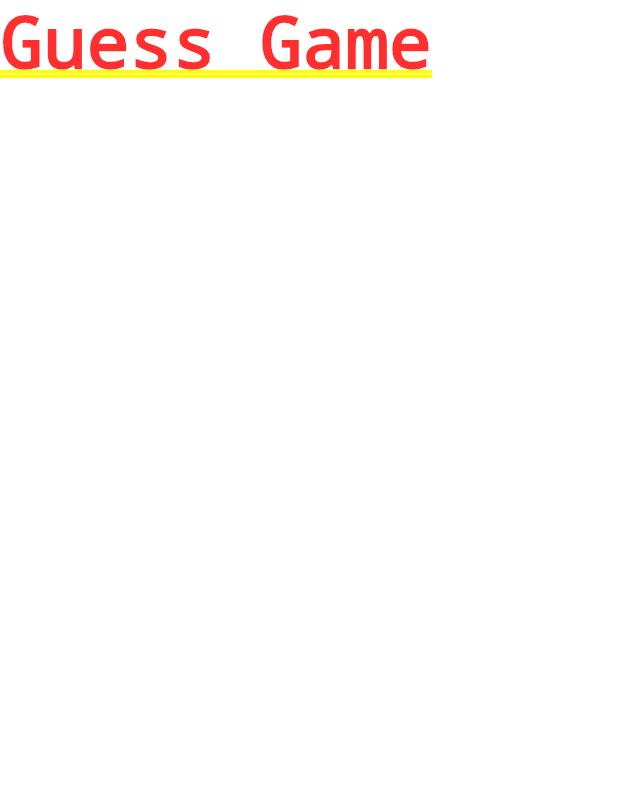
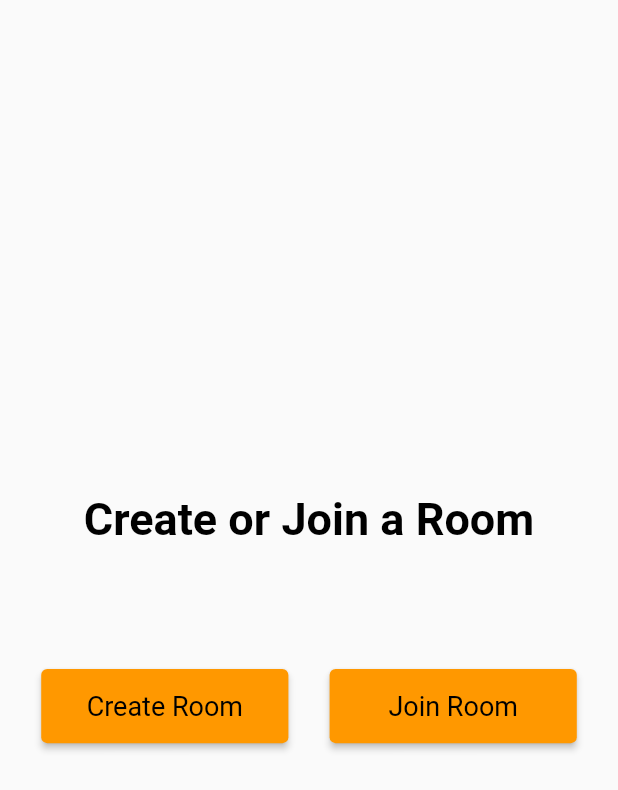
Before and after one commit to AnuraghSarkar/Password-Hub, a Flutter app: the screen it shows after launch, on a phone screen of 412 x 824 dp. Shown: the top 790 px of the screen. Run offline on Flutter 3.47's test engine with Material 2 defaults, Android fonts, the light colour scheme and no system bars.

Commit message:
Created Home Page

```diff
--- a/analysis_options.yaml
+++ b/analysis_options.yaml
@@ -22,8 +22,9 @@ linter:
   # `// ignore_for_file: name_of_lint` syntax on the line or in the file
   # producing the lint.
   rules:
+    prefer_const_constructors: false
     # avoid_print: false  # Uncomment to disable the `avoid_print` rule
-    # prefer_single_quotes: true  # Uncomment to enable the `prefer_single_quotes` rule
+    prefer_single_quotes: true  # Uncomment to enable the `prefer_single_quotes` rule
 
 # Additional information about this file can be found at
 # https://dart.dev/guides/language/analysis-options
--- /dev/null
+++ b/lib/home_screen.dart
@@ -0,0 +1,72 @@
+import 'package:flutter/material.dart';
+
+class HomeScreen extends StatefulWidget {
+  const HomeScreen({Key? key}) : super(key: key);
+
+  @override
+  _HomeScreenState createState() => _HomeScreenState();
+}
+
+class _HomeScreenState extends State<HomeScreen> {
+  @override
+  Widget build(BuildContext context) {
+    return Scaffold(
+      body: Column(
+          mainAxisAlignment: MainAxisAlignment.center,
+          crossAxisAlignment: CrossAxisAlignment.center,
+          children: [
+            Text(
+              'Create or Join a Room',
+              style: TextStyle(
+                  fontSize: 30,
+                  fontWeight: FontWeight.bold,
+                  color: Colors.black),
+            ),
+            SizedBox(
+              height: MediaQuery.of(context).size.height * .1,
+            ),
+            Row(
+              mainAxisAlignment: MainAxisAlignment.spaceEvenly,
+              children: [
+                ElevatedButton(
+                  onPressed: () {},
+                  style: ButtonStyle(
+                      backgroundColor:
+                          MaterialStateProperty.all<Color>(Colors.orange),
+                      textStyle: MaterialStateProperty.all<TextStyle>(
+                          TextStyle(color: Colors.white)),
+                      minimumSize: MaterialStateProperty.all<Size>(Size(
+                          MediaQuery.of(context).size.width / 2.5,
+                          MediaQuery.of(context).size.height * .06))),
+                  child: const Text(
+                    'Create Room',
+                    style: TextStyle(
+                        fontSize: 18,
+                        fontWeight: FontWeight.w400,
+                        color: Colors.black),
+                  ),
+                ),
+                ElevatedButton(
+                  onPressed: () {},
+                  style: ButtonStyle(
+                      backgroundColor:
+                          MaterialStateProperty.all<Color>(Colors.orange),
+                      textStyle: MaterialStateProperty.all<TextStyle>(
+                          TextStyle(color: Colors.white)),
+                      minimumSize: MaterialStateProperty.all<Size>(Size(
+                          MediaQuery.of(context).size.width / 2.5,
+                          MediaQuery.of(context).size.height * .06))),
+                  child: const Text(
+                    'Join Room',
+                    style: TextStyle(
+                        fontSize: 18,
+                        fontWeight: FontWeight.w400,
+                        color: Colors.black),
+                  ),
+                )
+              ],
+            )
+          ]),
+    );
+  }
+}
--- a/lib/main.dart
+++ b/lib/main.dart
@@ -1,4 +1,5 @@
 import 'package:flutter/material.dart';
+import 'package:guessgame/home_screen.dart';
 
 void main() {
   runApp(const MyApp());
@@ -15,7 +16,7 @@ class MyApp extends StatelessWidget {
       theme: ThemeData(
         primarySwatch: Colors.orange,
       ),
-      home: const Text('Guess Game'),
+      home: const HomeScreen(),
     );
   }
 }
```
